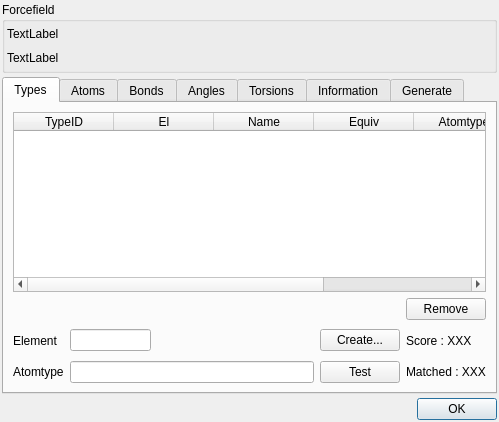
The window that src/gui/ffeditor.ui (trisyoungs/aten) describes before a commit, drawn with Qt 5.
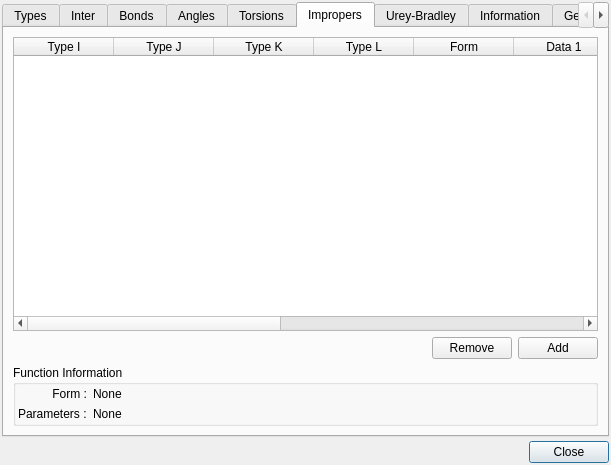
The same window after the commit. The open tabs and pages were chosen to show the change. Icons and pictures are not drawn.

Commit message: Partial (heavy) update to forcefield editor.

Patch:
```diff
--- a/src/gui/ffeditor.ui
+++ b/src/gui/ffeditor.ui
@@ -1,12 +1,12 @@
 <ui version="4.0" >
  <class>FFEditorDialog</class>
- <widget class="QDialog" name="FFEditorDialog" >
-  <property name="geometry" >
+ <widget class="QDialog" name="FFEditorDialog">
+  <property name="geometry">
    <rect>
     <x>0</x>
     <y>0</y>
-    <width>499</width>
-    <height>422</height>
+    <width>611</width>
+    <height>465</height>
    </rect>
   </property>
   <property name="windowTitle" >
@@ -24,89 +24,26 @@
     <number>2</number>
    </property>
    <item>
-    <widget class="QGroupBox" name="ForcefieldInfoGroup" >
-     <property name="title" >
-      <string>Forcefield</string>
+    <widget class="QTabWidget" name="FFEditorTabs">
+     <property name="sizePolicy">
+      <sizepolicy hsizetype="Expanding" vsizetype="Expanding">
+       <horstretch>0</horstretch>
+       <verstretch>0</verstretch>
+      </sizepolicy>
      </property>
-     <layout class="QGridLayout" >
-      <property name="margin" >
-       <number>2</number>
-      </property>
-      <property name="spacing" >
-       <number>4</number>
-      </property>
-      <item row="1" column="0" >
-       <widget class="QLabel" name="FFEditorForcefieldLabel2" >
-        <property name="text" >
-         <string>TextLabel</string>
-        </property>
-       </widget>
-      </item>
-      <item row="0" column="0" >
-       <widget class="QLabel" name="FFEditorForcefieldLabel1" >
-        <property name="text" >
-         <string>TextLabel</string>
-        </property>
-       </widget>
-      </item>
-      <item row="0" column="1" >
-       <spacer>
-        <property name="orientation" >
-         <enum>Qt::Horizontal</enum>
-        </property>
-        <property name="sizeHint" stdset="0" >
-         <size>
-          <width>40</width>
-          <height>20</height>
-         </size>
-        </property>
-       </spacer>
-      </item>
-      <item row="1" column="1" >
-       <spacer>
-        <property name="orientation" >
-         <enum>Qt::Horizontal</enum>
-        </property>
-        <property name="sizeHint" stdset="0" >
-         <size>
-          <width>40</width>
-          <height>20</height>
-         </size>
-        </property>
-       </spacer>
-      </item>
-     </layout>
-    </widget>
-   </item>
-   <item>
-    <widget class="QTabWidget" name="FFEditorTabs" >
-     <property name="currentIndex" >
+     <property name="currentIndex">
       <number>0</number>
      </property>
-     <widget class="QWidget" name="FFETypesTab" >
-      <property name="geometry" >
-       <rect>
-        <x>0</x>
-        <y>0</y>
-        <width>491</width>
-        <height>282</height>
-       </rect>
-      </property>
-      <attribute name="title" >
+     <widget class="QWidget" name="FFETypesTab">
+      <attribute name="title">
        <string>Types</string>
       </attribute>
       <attribute name="toolTip" >
        <string>Atomtype definitions</string>
       </attribute>
-      <layout class="QVBoxLayout" >
-       <property name="spacing" >
-        <number>6</number>
-       </property>
-       <property name="margin" >
-        <number>9</number>
-       </property>
+      <layout class="QVBoxLayout" name="verticalLayout_6">
        <item>
-        <widget class="QTableWidget" name="FFEditorTypesTable" >
+        <widget class="QTableWidget" name="FFEditorTypesTable">
          <column>
           <property name="text" >
            <string>TypeID</string>
@@ -128,8 +65,8 @@
           </property>
          </column>
          <column>
-          <property name="text" >
-           <string>Atomtype</string>
+          <property name="text">
+           <string>NETA</string>
           </property>
          </column>
          <column>
@@ -140,11 +77,11 @@
         </widget>
        </item>
        <item>
-        <layout class="QHBoxLayout" >
-         <property name="spacing" >
+        <layout class="QHBoxLayout">
+         <property name="spacing">
           <number>6</number>
          </property>
-         <property name="margin" >
+         <property name="margin">
           <number>0</number>
          </property>
          <item>
@@ -161,8 +98,8 @@
           </spacer>
          </item>
          <item>
-          <widget class="QPushButton" name="RemoveTypeButton" >
-           <property name="text" >
+          <widget class="QPushButton" name="RemoveTypeButton">
+           <property name="text">
             <string>Remove</string>
            </property>
            <property name="autoDefault" >
@@ -173,16 +110,16 @@
         </layout>
        </item>
        <item>
-        <layout class="QGridLayout" >
-         <property name="margin" >
+        <layout class="QGridLayout">
+         <property name="margin">
           <number>0</number>
          </property>
          <property name="spacing" >
           <number>6</number>
          </property>
-         <item row="1" column="3" >
-          <widget class="QPushButton" name="FFEditorTestTypeButton" >
-           <property name="text" >
+         <item row="1" column="3">
+          <widget class="QPushButton" name="FFEditorTestTypeButton">
+           <property name="text">
             <string>Test</string>
            </property>
            <property name="autoDefault" >
@@ -190,12 +127,12 @@
            </property>
           </widget>
          </item>
-         <item row="0" column="2" >
+         <item row="0" column="2">
           <spacer>
            <property name="orientation" >
             <enum>Qt::Horizontal</enum>
            </property>
-           <property name="sizeHint" stdset="0" >
+           <property name="sizeHint" stdset="0">
             <size>
              <width>184</width>
              <height>29</height>
@@ -203,9 +140,9 @@
            </property>
           </spacer>
          </item>
-         <item row="0" column="1" >
-          <widget class="QLineEdit" name="FFEditorElementEdit" >
-           <property name="maximumSize" >
+         <item row="0" column="1">
+          <widget class="QLineEdit" name="FFEditorElementEdit">
+           <property name="maximumSize">
             <size>
              <width>128</width>
              <height>16777215</height>
@@ -213,23 +150,23 @@
            </property>
           </widget>
          </item>
-         <item row="1" column="0" >
-          <widget class="QLabel" name="label_2" >
-           <property name="text" >
-            <string>Atomtype</string>
+         <item row="1" column="0">
+          <widget class="QLabel" name="label_2">
+           <property name="text">
+            <string>NETA</string>
            </property>
           </widget>
          </item>
-         <item row="0" column="0" >
-          <widget class="QLabel" name="label" >
-           <property name="text" >
+         <item row="0" column="0">
+          <widget class="QLabel" name="label">
+           <property name="text">
             <string>Element</string>
            </property>
           </widget>
          </item>
-         <item row="1" column="1" colspan="2" >
-          <widget class="QLineEdit" name="FFEditorTypeEdit" >
-           <property name="maximumSize" >
+         <item row="1" column="1" colspan="2">
+          <widget class="QLineEdit" name="FFEditorTypeEdit">
+           <property name="maximumSize">
             <size>
              <width>16777215</width>
              <height>16777215</height>
@@ -237,9 +174,9 @@
            </property>
           </widget>
          </item>
-         <item row="0" column="3" >
-          <widget class="QPushButton" name="pushButton" >
-           <property name="text" >
+         <item row="0" column="3">
+          <widget class="QPushButton" name="pushButton">
+           <property name="text">
             <string>Create...</string>
            </property>
            <property name="autoDefault" >
@@ -247,35 +184,13 @@
            </property>
           </widget>
          </item>
-         <item row="0" column="4" >
-          <widget class="QLabel" name="FFEditorTypeScoreLabel" >
-           <property name="text" >
-            <string>Score : XXX</string>
-           </property>
-          </widget>
-         </item>
-         <item row="1" column="4" >
-          <widget class="QLabel" name="FFEditorNumMatchedLabel" >
-           <property name="text" >
-            <string>Matched : XXX</string>
-           </property>
-          </widget>
-         </item>
         </layout>
        </item>
       </layout>
      </widget>
-     <widget class="QWidget" name="FFEAtomsTab" >
-      <property name="geometry" >
-       <rect>
-        <x>0</x>
-        <y>0</y>
-        <width>491</width>
-        <height>282</height>
-       </rect>
-      </property>
-      <attribute name="title" >
-       <string>Atoms</string>
+     <widget class="QWidget" name="FFEAtomsTab">
+      <attribute name="title">
+       <string>Inter</string>
       </attribute>
       <attribute name="toolTip" >
        <string>Intermolecular definitions</string>
@@ -771,21 +686,454 @@
        </item>
       </layout>
      </widget>
-     <widget class="QWidget" name="FFEInfoTab" >
-      <property name="geometry" >
-       <rect>
-        <x>0</x>
-        <y>0</y>
-        <width>491</width>
-        <height>282</height>
-       </rect>
-      </property>
-      <attribute name="title" >
+     <widget class="QWidget" name="tab_2">
+      <attribute name="title">
+       <string>Impropers</string>
+      </attribute>
+      <layout class="QVBoxLayout" name="verticalLayout_7">
+       <item>
+        <widget class="QTableWidget" name="FFEditorImpropersTable">
+         <column>
+          <property name="text">
+           <string>Type I</string>
+          </property>
+         </column>
+         <column>
+          <property name="text">
+           <string>Type J</string>
+          </property>
+         </column>
+         <column>
+          <property name="text">
+           <string>Type K</string>
+          </property>
+         </column>
+         <column>
+          <property name="text">
+           <string>Type L</string>
+          </property>
+         </column>
+         <column>
+          <property name="text">
+           <string>Form</string>
+          </property>
+         </column>
+         <column>
+          <property name="text">
+           <string>Data 1</string>
+          </property>
+         </column>
+         <column>
+          <property name="text">
+           <string>Data 2</string>
+          </property>
+         </column>
+         <column>
+          <property name="text">
+           <string>Data 3</string>
+          </property>
+         </column>
+         <column>
+          <property name="text">
+           <string>Data 4</string>
+          </property>
+         </column>
+         <column>
+          <property name="text">
+           <string>Data 5</string>
+          </property>
+         </column>
+         <column>
+          <property name="text">
+           <string>Data 6</string>
+          </property>
+         </column>
+        </widget>
+       </item>
+       <item>
+        <layout class="QHBoxLayout" name="_10">
+         <property name="spacing">
+          <number>6</number>
+         </property>
+         <property name="margin">
+          <number>0</number>
+         </property>
+         <item>
+          <spacer>
+           <property name="orientation">
+            <enum>Qt::Horizontal</enum>
+           </property>
+           <property name="sizeHint" stdset="0">
+            <size>
+             <width>40</width>
+             <height>20</height>
+            </size>
+           </property>
+          </spacer>
+         </item>
+         <item>
+          <widget class="QPushButton" name="RemoveImproperButton">
+           <property name="text">
+            <string>Remove</string>
+           </property>
+           <property name="autoDefault">
+            <bool>false</bool>
+           </property>
+          </widget>
+         </item>
+         <item>
+          <widget class="QPushButton" name="AddImproperButton">
+           <property name="text">
+            <string>Add</string>
+           </property>
+           <property name="autoDefault">
+            <bool>false</bool>
+           </property>
+          </widget>
+         </item>
+        </layout>
+       </item>
+       <item>
+        <widget class="QGroupBox" name="FFEditorImproperFunctionGroup">
+         <property name="title">
+          <string>Function Information</string>
+         </property>
+         <layout class="QHBoxLayout" name="_8">
+          <property name="spacing">
+           <number>4</number>
+          </property>
+          <property name="margin">
+           <number>2</number>
+          </property>
+          <item>
+           <layout class="QGridLayout" name="_9">
+            <property name="margin">
+             <number>0</number>
+            </property>
+            <property name="spacing">
+             <number>6</number>
+            </property>
+            <item row="0" column="1">
+             <widget class="QLabel" name="FFEditorImproperFormLabel">
+              <property name="sizePolicy">
+               <sizepolicy hsizetype="Expanding" vsizetype="Preferred">
+                <horstretch>0</horstretch>
+                <verstretch>0</verstretch>
+               </sizepolicy>
+              </property>
+              <property name="text">
+               <string>None</string>
+              </property>
+             </widget>
+            </item>
+            <item row="1" column="1">
+             <widget class="QLabel" name="FFEditorImproperParametersLabel">
+              <property name="sizePolicy">
+               <sizepolicy hsizetype="Expanding" vsizetype="Preferred">
+                <horstretch>0</horstretch>
+                <verstretch>0</verstretch>
+               </sizepolicy>
+              </property>
+              <property name="text">
+               <string>None</string>
+              </property>
+             </widget>
+            </item>
+            <item row="0" column="0">
+             <widget class="QLabel" name="label_14">
+              <property name="sizePolicy">
+               <sizepolicy hsizetype="Minimum" vsizetype="Preferred">
+                <horstretch>0</horstretch>
+                <verstretch>0</verstretch>
+               </sizepolicy>
+              </property>
+              <property name="text">
+               <string>Form :</string>
+              </property>
+              <property name="alignment">
+               <set>Qt::AlignRight|Qt::AlignTrailing|Qt::AlignVCenter</set>
+              </property>
+             </widget>
+            </item>
+            <item row="1" column="0">
+             <widget class="QLabel" name="label_15">
+              <property name="sizePolicy">
+               <sizepolicy hsizetype="Minimum" vsizetype="Preferred">
+                <horstretch>0</horstretch>
+                <verstretch>0</verstretch>
+               </sizepolicy>
+              </property>
+              <property name="text">
+               <string>Parameters :</string>
+              </property>
+             </widget>
+            </item>
+           </layout>
+          </item>
+         </layout>
+        </widget>
+       </item>
+      </layout>
+     </widget>
+     <widget class="QWidget" name="tab">
+      <attribute name="title">
+       <string>Urey-Bradley</string>
+      </attribute>
+      <layout class="QVBoxLayout" name="verticalLayout_8">
+       <item>
+        <widget class="QTableWidget" name="FFEditorUreyBradleysTable">
+         <column>
+          <property name="text">
+           <string>Type I</string>
+          </property>
+         </column>
+         <column>
+          <property name="text">
+           <string>Type J</string>
+          </property>
+         </column>
+         <column>
+          <property name="text">
+           <string>Type K</string>
+          </property>
+         </column>
+         <column>
+          <property name="text">
+           <string>Form</string>
+          </property>
+         </column>
+         <column>
+          <property name="text">
+           <string>Data 1</string>
+          </property>
+         </column>
+         <column>
+          <property name="text">
+           <string>Data 2</string>
+          </property>
+         </column>
+         <column>
+          <property name="text">
+           <string>Data 3</string>
+          </property>
+         </column>
+         <column>
+          <property name="text">
+           <string>Data 4</string>
+          </property>
+         </column>
+         <column>
+          <property name="text">
+           <string>Data 5</string>
+          </property>
+         </column>
+         <column>
+          <property name="text">
+           <string>Data 6</string>
+          </property>
+         </column>
+        </widget>
+       </item>
+       <item>
+        <layout class="QHBoxLayout" name="_11">
+         <property name="spacing">
+          <number>6</number>
+         </property>
+         <property name="margin">
+          <number>0</number>
+         </property>
+         <item>
+          <spacer>
+           <property name="orientation">
+            <enum>Qt::Horizontal</enum>
+           </property>
+           <property name="sizeHint" stdset="0">
+            <size>
+             <width>40</width>
+             <height>20</height>
+            </size>
+           </property>
+          </spacer>
+         </item>
+         <item>
+          <widget class="QPushButton" name="RemoveUreyBradleysButton">
+           <property name="text">
+            <string>Remove</string>
+           </property>
+           <property name="autoDefault">
+            <bool>false</bool>
+           </property>
+          </widget>
+         </item>
+         <item>
+          <widget class="QPushButton" name="AddUreyBradleyButton">
+           <property name="text">
+            <string>Add</string>
+           </property>
+           <property name="autoDefault">
+            <bool>false</bool>
+           </property>
+          </widget>
+         </item>
+        </layout>
+       </item>
+       <item>
+        <widget class="QGroupBox" name="FFEditorUreyBradleyFunctionGroup">
+         <property name="title">
+          <string>Function Information</string>
+         </property>
+         <layout class="QHBoxLayout" name="_12">
+          <property name="spacing">
+           <number>4</number>
+          </property>
+          <property name="margin">
+           <number>2</number>
+          </property>
+          <item>
+           <layout class="QGridLayout" name="_13">
+            <property name="margin">
+             <number>0</number>
+            </property>
+            <property name="spacing">
+             <number>6</number>
+            </property>
+            <item row="0" column="1">
+             <widget class="QLabel" name="FFEditorUreyBradleyFormLabel">
+              <property name="sizePolicy">
+               <sizepolicy hsizetype="Expanding" vsizetype="Preferred">
+                <horstretch>0</horstretch>
+                <verstretch>0</verstretch>
+               </sizepolicy>
+              </property>
+              <property name="text">
+               <string>None</string>
+              </property>
+             </widget>
+            </item>
+            <item row="1" column="1">
+             <widget class="QLabel" name="FFEditorUreyBradleyParametersLabel">
+              <property name="sizePolicy">
+               <sizepolicy hsizetype="Expanding" vsizetype="Preferred">
+                <horstretch>0</horstretch>
+                <verstretch>0</verstretch>
+               </sizepolicy>
+              </property>
+              <property name="text">
+               <string>None</string>
+              </property>
+             </widget>
+            </item>
+            <item row="0" column="0">
+             <widget class="QLabel" name="label_16">
+              <property name="sizePolicy">
+               <sizepolicy hsizetype="Minimum" vsizetype="Preferred">
+                <horstretch>0</horstretch>
+                <verstretch>0</verstretch>
+               </sizepolicy>
+              </property>
+              <property name="text">
+               <string>Form :</string>
+              </property>
+              <property name="alignment">
+               <set>Qt::AlignRight|Qt::AlignTrailing|Qt::AlignVCenter</set>
+              </property>
+             </widget>
+            </item>
+            <item row="1" column="0">
+             <widget class="QLabel" name="label_17">
+              <property name="sizePolicy">
+               <sizepolicy hsizetype="Minimum" vsizetype="Preferred">
+                <horstretch>0</horstretch>
+                <verstretch>0</verstretch>
+               </sizepolicy>
+              </property>
+              <property name="text">
+               <string>Parameters :</string>
+              </property>
+             </widget>
+            </item>
+           </layout>
+          </item>
+         </layout>
+        </widget>
+       </item>
+      </layout>
+     </widget>
+     <widget class="QWidget" name="FFEInfoTab">
+      <attribute name="title">
        <string>Information</string>
       </attribute>
       <attribute name="toolTip" >
        <string>Descriptive information for the forcefield</string>
       </attribute>
+      <layout class="QVBoxLayout" name="verticalLayout">
+       <item>
+        <layout class="QGridLayout" name="gridLayout">
+         <item row="0" column="1">
+          <widget class="QLabel" name="FFEditorForcefieldLabel1">
+           <property name="sizePolicy">
+            <sizepolicy hsizetype="Expanding" vsizetype="Preferred">
+             <horstretch>0</horstretch>
+             <verstretch>0</verstretch>
+            </sizepolicy>
+           </property>
+           <property name="text">
+            <string>&lt;none&gt;</string>
+           </property>
+          </widget>
+         </item>
+         <item row="1" column="1">
+          <widget class="QLabel" name="FFEditorForcefieldLabel2">
+           <property name="sizePolicy">
+            <sizepolicy hsizetype="Expanding" vsizetype="Preferred">
+             <horstretch>0</horstretch>
+             <verstretch>0</verstretch>
+            </sizepolicy>
+           </property>
+           <property name="text">
+            <string>&lt;none&gt;</string>
+           </property>
+          </widget>
+         </item>
+         <item row="0" column="0">
+          <widget class="QLabel" name="label_4">
+           <property name="sizePolicy">
+            <sizepolicy hsizetype="Minimum" vsizetype="Preferred">
+             <horstretch>0</horstretch>
+             <verstretch>0</verstretch>
+            </sizepolicy>
+           </property>
+           <property name="text">
+            <string>Name :</string>
+           </property>
+           <property name="alignment">
+            <set>Qt::AlignRight|Qt::AlignTrailing|Qt::AlignVCenter</set>
+           </property>
+          </widget>
+         </item>
+         <item row="1" column="0">
+          <widget class="QLabel" name="label_5">
+           <property name="text">
+            <string>Filename :</string>
+           </property>
+          </widget>
+         </item>
+        </layout>
+       </item>
+       <item>
+        <spacer name="verticalSpacer">
+         <property name="orientation">
+          <enum>Qt::Vertical</enum>
+         </property>
+         <property name="sizeHint" stdset="0">
+          <size>
+           <width>20</width>
+           <height>40</height>
+          </size>
+         </property>
+        </spacer>
+       </item>
+      </layout>
      </widget>
      <widget class="QWidget" name="FFEGenerateTab" >
       <property name="geometry" >
@@ -888,8 +1236,8 @@
      <property name="orientation" >
       <enum>Qt::Horizontal</enum>
      </property>
-     <property name="standardButtons" >
-      <set>QDialogButtonBox::Ok</set>
+     <property name="standardButtons">
+      <set>QDialogButtonBox::Close</set>
      </property>
     </widget>
    </item>
```
Left out of the diff: 677 changed lines with no effect on the pictures. The commit also changes 3 other files.
